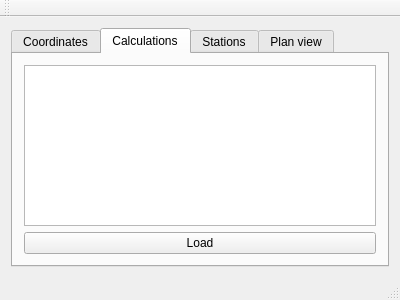
The window that mainwindow.ui (acraig5075/survey-calcs) describes before a commit, drawn with Qt 5.
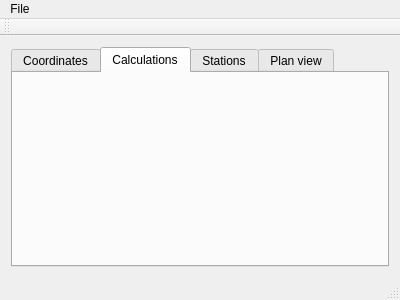
The same window after the commit. The open tabs and pages were chosen to show the change.

Commit message: 1. Refactored calcs and coords into their own classes; 2. Added open and close menu items and got them working; 3. Loading and clearing working via signals & slots.

What changed in the file:
```diff
--- a/mainwindow.ui
+++ b/mainwindow.ui
@@ -47,18 +47,7 @@
        </attribute>
        <layout class="QVBoxLayout" name="verticalLayout_3">
         <item>
-         <layout class="QVBoxLayout" name="verticalLayout_2">
-          <item>
-           <widget class="QListView" name="w_listView"/>
-          </item>
-          <item>
-           <widget class="QPushButton" name="w_loadButton_2">
-            <property name="text">
-             <string>Load</string>
-            </property>
-           </widget>
-          </item>
-         </layout>
+         <layout class="QVBoxLayout" name="w_calcsLayout"/>
         </item>
        </layout>
       </widget>
@@ -95,6 +84,14 @@
      <height>21</height>
     </rect>
    </property>
+   <widget class="QMenu" name="menuOpen">
+    <property name="title">
+     <string>File</string>
+    </property>
+    <addaction name="actionOpen"/>
+    <addaction name="actionClose"/>
+   </widget>
+   <addaction name="menuOpen"/>
   </widget>
   <widget class="QToolBar" name="mainToolBar">
    <attribute name="toolBarArea">
```
Left out of the diff: 25 changed lines with no effect on the pictures. The commit also changes 16 other files.
